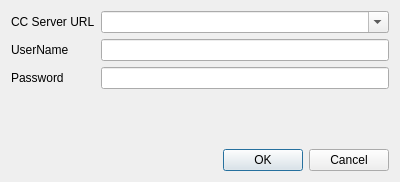
Above: CCMan/login_dlg.ui from jykim74/CCMan before the change. Below: the same form after it.
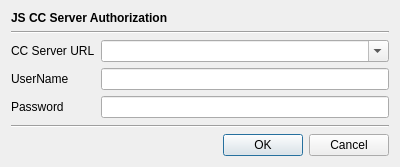
That is the form after the change.

Patch:
```diff
--- a/CCMan/login_dlg.ui
+++ b/CCMan/login_dlg.ui
@@ -7,58 +7,52 @@
     <x>0</x>
     <y>0</y>
     <width>400</width>
-    <height>182</height>
+    <height>167</height>
    </rect>
   </property>
   <property name="windowTitle">
    <string>Login dialog</string>
   </property>
   <layout class="QGridLayout" name="gridLayout">
+   <item row="3" column="0">
+    <widget class="QLabel" name="label_2">
+     <property name="text">
+      <string>UserName</string>
+     </property>
+    </widget>
+   </item>
    <item row="2" column="0">
+    <widget class="QLabel" name="label">
+     <property name="text">
+      <string>CC Server URL</string>
+     </property>
+    </widget>
+   </item>
+   <item row="1" column="0" colspan="2">
+    <widget class="Line" name="line">
+     <property name="orientation">
+      <enum>Qt::Horizontal</enum>
+     </property>
+    </widget>
+   </item>
+   <item row="4" column="1">
+    <widget class="QLineEdit" name="mPasswordText"/>
+   </item>
+   <item row="4" column="0">
     <widget class="QLabel" name="label_3">
      <property name="text">
       <string>Password</string>
      </property>
     </widget>
    </item>
-   <item row="4" column="1">
-    <widget class="QDialogButtonBox" name="buttonBox">
-     <property name="orientation">
-      <enum>Qt::Horizontal</enum>
-     </property>
-     <property name="standardButtons">
-      <set>QDialogButtonBox::Cancel|QDialogButtonBox::Ok</set>
-     </property>
-    </widget>
-   </item>
-   <item row="0" column="1">
+   <item row="2" column="1">
     <widget class="QComboBox" name="mServerURLCombo">
      <property name="editable">
       <bool>true</bool>
      </property>
     </widget>
    </item>
-   <item row="1" column="0">
-    <widget class="QLabel" name="label_2">
-     <property name="text">
-      <string>UserName</string>
-     </property>
-    </widget>
-   </item>
-   <item row="2" column="1">
-    <widget class="QLineEdit" name="mPasswordText"/>
-   </item>
-   <item row="1" column="1">
-    <widget class="QLineEdit" name="mUserNameText"/>
-   </item>
-   <item row="0" column="0">
-    <widget class="QLabel" name="label">
-     <property name="text">
-      <string>CC Server URL</string>
-     </property>
-    </widget>
-   </item>
-   <item row="3" column="1">
+   <item row="5" column="1">
     <spacer name="verticalSpacer">
      <property name="orientation">
       <enum>Qt::Vertical</enum>
@@ -71,6 +65,39 @@
      </property>
     </spacer>
    </item>
+   <item row="3" column="1">
+    <widget class="QLineEdit" name="mUserNameText"/>
+   </item>
+   <item row="7" column="1">
+    <widget class="QDialogButtonBox" name="buttonBox">
+     <property name="orientation">
+      <enum>Qt::Horizontal</enum>
+     </property>
+     <property name="standardButtons">
+      <set>QDialogButtonBox::Cancel|QDialogButtonBox::Ok</set>
+     </property>
+    </widget>
+   </item>
+   <item row="0" column="0" colspan="2">
+    <widget class="QLabel" name="label_4">
+     <property name="font">
+      <font>
+       <weight>75</weight>
+       <bold>true</bold>
+      </font>
+     </property>
+     <property name="text">
+      <string>JS CC Server Authorization</string>
+     </property>
+    </widget>
+   </item>
+   <item row="6" column="0" colspan="2">
+    <widget class="Line" name="line_2">
+     <property name="orientation">
+      <enum>Qt::Horizontal</enum>
+     </property>
+    </widget>
+   </item>
   </layout>
  </widget>
  <tabstops>
```
